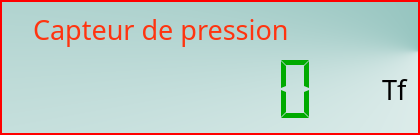
The window that napiLCD/pressurewidget.ui (levanhong05/NapiEmbedded) describes before a commit, drawn with Qt 5.
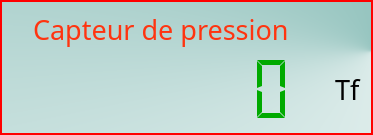
The same window after the commit. Icons and pictures are not drawn.

What changed in the file:
```diff
--- a/napiLCD/pressurewidget.ui
+++ b/napiLCD/pressurewidget.ui
@@ -6,7 +6,7 @@
    <rect>
     <x>0</x>
     <y>0</y>
-    <width>420</width>
+    <width>373</width>
     <height>135</height>
    </rect>
   </property>
@@ -66,6 +66,9 @@
        <property name="alignment">
         <set>Qt::AlignLeading|Qt::AlignLeft|Qt::AlignTop</set>
        </property>
+       <property name="wordWrap">
+        <bool>true</bool>
+       </property>
       </widget>
      </item>
     </layout>
```
